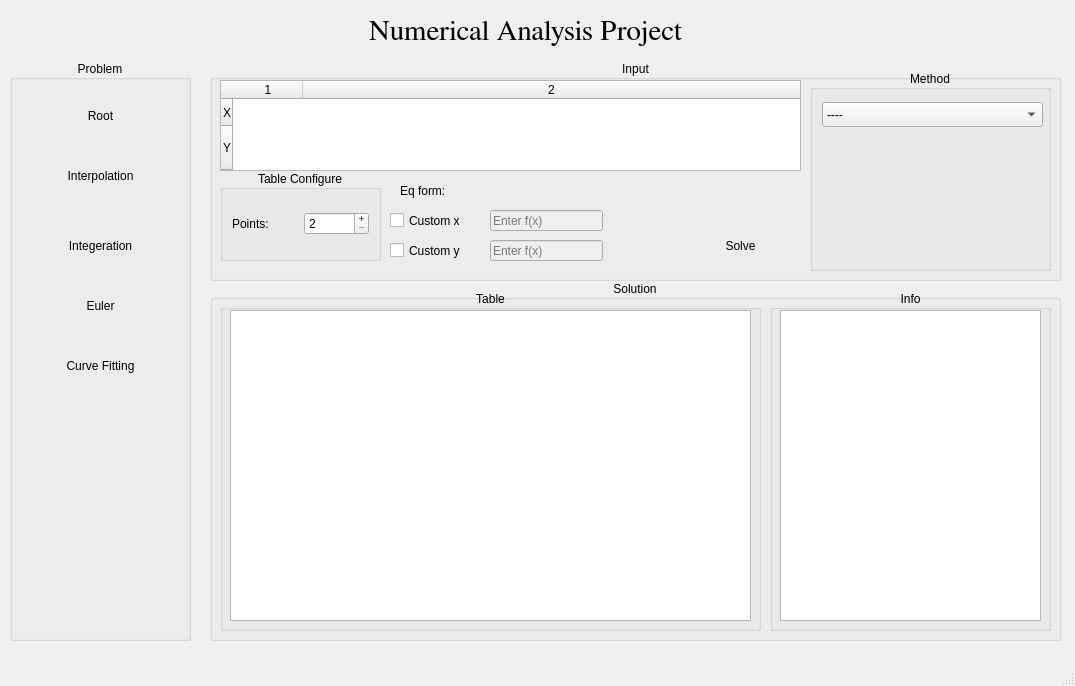
Old version of the form mainwindow.ui in the repository ZiadMD/Numerical-Analysis-project.
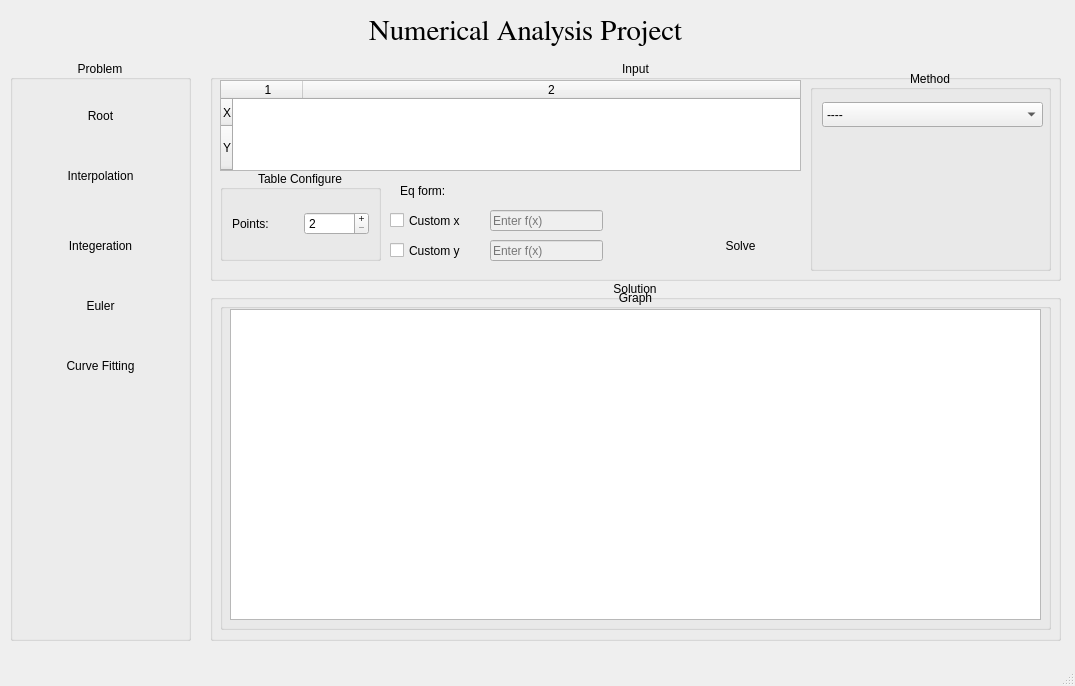
New version of the form. The open tabs and pages were chosen to show the change. Icons and pictures are not drawn.

Diff of the .ui file:
```diff
--- a/mainwindow.ui
+++ b/mainwindow.ui
@@ -22,6 +22,12 @@
     <height>600</height>
    </size>
   </property>
+  <property name="maximumSize">
+   <size>
+    <width>1075</width>
+    <height>686</height>
+   </size>
+  </property>
   <property name="windowTitle">
    <string>Numerical Analysis</string>
   </property>
@@ -1697,11 +1703,24 @@
       <property name="alignment">
        <set>Qt::AlignmentFlag::AlignCenter</set>
       </property>
+      <widget class="QStackedWidget" name="stackedWidget">
+       <property name="geometry">
+        <rect>
+         <x>10</x>
+         <y>10</y>
+         <width>831</width>
+         <height>341</height>
+        </rect>
+       </property>
+       <property name="currentIndex">
+        <number>0</number>
+       </property>
+       <widget class="QWidget" name="page_2">
       <widget class="QGroupBox" name="groupBox_19">
        <property name="geometry">
         <rect>
-         <x>10</x>
-         <y>10</y>
+           <x>0</x>
+           <y>0</y>
          <width>541</width>
          <height>341</height>
         </rect>
@@ -1726,8 +1745,8 @@
       <widget class="QGroupBox" name="groupBox_23">
        <property name="geometry">
         <rect>
-         <x>560</x>
-         <y>10</y>
+           <x>550</x>
+           <y>0</y>
          <width>281</width>
          <height>341</height>
         </rect>
@@ -1747,6 +1766,36 @@
           <height>311</height>
          </rect>
         </property>
+         </widget>
+        </widget>
+       </widget>
+       <widget class="QWidget" name="page_3">
+        <widget class="QGroupBox" name="groupBox_24">
+         <property name="geometry">
+          <rect>
+           <x>0</x>
+           <y>-1</y>
+           <width>831</width>
+           <height>341</height>
+          </rect>
+         </property>
+         <property name="title">
+          <string>Graph</string>
+         </property>
+         <property name="alignment">
+          <set>Qt::AlignmentFlag::AlignCenter</set>
+         </property>
+         <widget class="QGraphicsView" name="CurveGrapth">
+          <property name="geometry">
+           <rect>
+            <x>10</x>
+            <y>20</y>
+            <width>811</width>
+            <height>311</height>
+           </rect>
+          </property>
+         </widget>
+        </widget>
        </widget>
       </widget>
      </widget>
```
Lines whose indentation alone changed are shown as unchanged.
